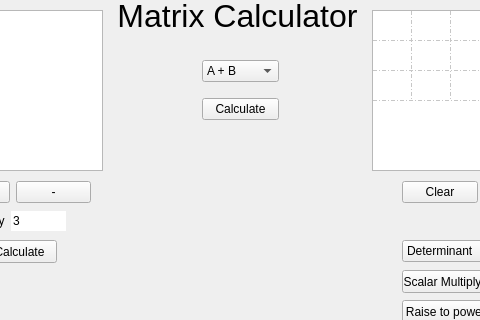
Qt form mainwindow.ui (justinhay14/Matrix-Calulator-cpp) before a commit; both pictures show x 208 to 688 and y 0 to 320 of the 897 by 661 pixel window.
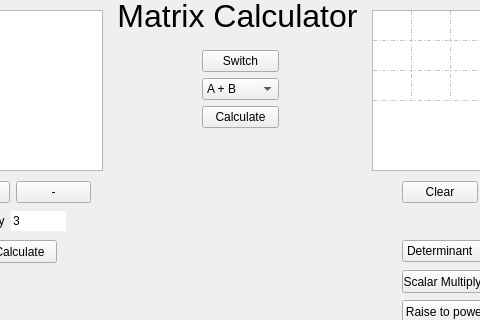
The same form after that commit.

Commit message: added switch button

```diff
--- a/mainwindow.ui
+++ b/mainwindow.ui
@@ -667,6 +667,13 @@
      </rect>
     </property>
     <layout class="QVBoxLayout" name="verticalLayout">
+     <item>
+      <widget class="QPushButton" name="pushButton_2">
+       <property name="text">
+        <string>Switch</string>
+       </property>
+      </widget>
+     </item>
      <item>
       <widget class="QComboBox" name="comboBox">
        <item>
```
The commit also changes 2 other files.
